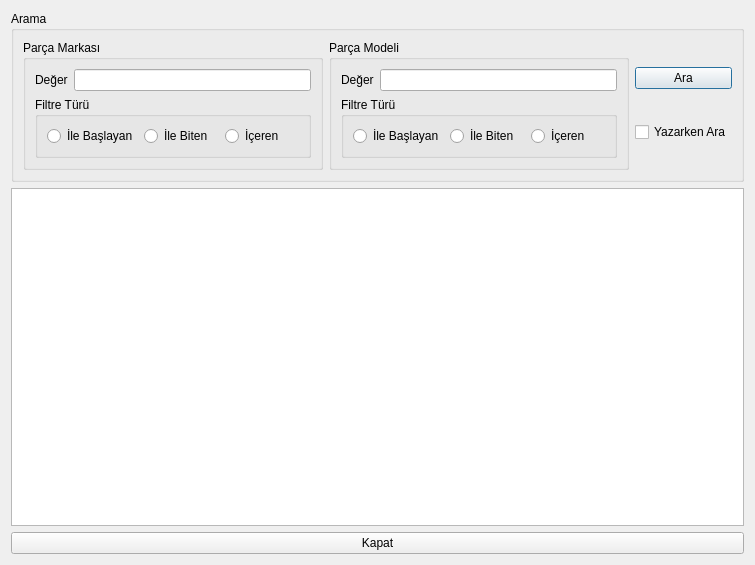
Before: the Qt Designer form Desktop/tekno_market2/TKN_Market/UI/ListeFormlari/tknharddiskliste.ui in asirkacar/okulprojesi, drawn with Qt 5.
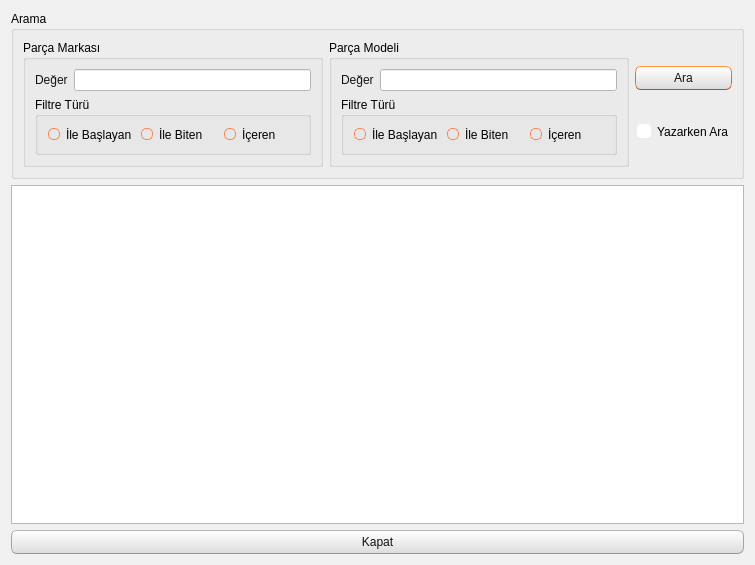
After: the same form once the commit is applied. Icons and pictures are not drawn.

What changed in the file:
```diff
--- a/Desktop/tekno_market2/TKN_Market/UI/ListeFormlari/tknharddiskliste.ui
+++ b/Desktop/tekno_market2/TKN_Market/UI/ListeFormlari/tknharddiskliste.ui
@@ -13,6 +13,503 @@
   <property name="windowTitle">
    <string>Dialog</string>
   </property>
+  <property name="styleSheet">
+   <string notr="true">/*
+Ubuntu Style Sheet for QT Applications
+Author: Jaime A. Quiroga P.
+Company: GTRONICK
+Last updated: 09/10/2019 (dd/mm/yyyy), 12:31.
+Available at: https://github.com/GTRONICK/QSS/blob/master/Ubuntu.qss
+*/
+QMainWindow {
+	background-color:#f0f0f0;
+}
+QCheckBox {
+	padding:2px;
+}
+QCheckBox:hover {
+	border:1px solid rgb(255,150,60);
+	border-radius:4px;
+	padding: 1px;
+	background-color:qlineargradient(spread:pad, x1:0.5, y1:1, x2:0.5, y2:0, stop:0 rgba(190, 90, 50, 50), stop:1 rgba(250, 130, 40, 50));
+}
+QCheckBox::indicator:checked {
+	border:1px solid rgb(246, 134, 86);
+	border-radius:4px;
+  	background-color:rgb(246, 134, 86)
+}
+QCheckBox::indicator:unchecked {
+	border-width:1px solid rgb(246, 134, 86);
+	border-radius:4px;
+  	background-color:rgb(255,255,255);
+}
+QColorDialog {
+	background-color:#f0f0f0;
+}
+QComboBox {
+	color:rgb(81,72,65);
+	background: #ffffff;
+}
+QComboBox:editable {
+	selection-color:rgb(81,72,65);
+	selection-background-color: #ffffff;
+}
+QComboBox QAbstractItemView {
+	selection-color: #ffffff;
+	selection-background-color: rgb(246, 134, 86);
+}
+QComboBox:!editable:on, QComboBox::drop-down:editable:on {
+	color:  #1e1d23;	
+}
+QDateTimeEdit, QDateEdit, QDoubleSpinBox, QFontComboBox {
+	color:rgb(81,72,65);
+	background-color: #ffffff;
+}
+
+QDialog {
+	background-color:#f0f0f0;
+}
+
+QLabel,QLineEdit {
+	color:rgb(17,17,17);
+}
+QLineEdit {
+	background-color:rgb(255,255,255);
+	selection-background-color:rgb(236,116,64);
+}
+QMenuBar {
+	color:rgb(223,219,210);
+	background-color:rgb(65,64,59);
+}
+QMenuBar::item {
+	padding-top:4px;
+	padding-left:4px;
+	padding-right:4px;
+	color:rgb(223,219,210);
+	background-color:rgb(65,64,59);
+}
+QMenuBar::item:selected {
+	color:rgb(255,255,255);
+	padding-top:2px;
+	padding-left:2px;
+	padding-right:2px;
+	border-top-width:2px;
+	border-left-width:2px;
+	border-right-width:2px;
+	border-top-right-radius:4px;
+	border-top-left-radius:4px;
+	border-style:solid;
+	background-color:rgb(65,64,59);
+	border-top-color: rgb(47,47,44);
+	border-right-color: qlineargradient(spread:pad, x1:0, y1:1, x2:1, y2:0, stop:0 rgba(90, 87, 78, 255), stop:1 rgba(47,47,44, 255));
+	border-left-color:  qlineargradient(spread:pad, x1:1, y1:0, x2:0, y2:0, stop:0 rgba(90, 87, 78, 255), stop:1 rgba(47,47,44, 255));
+}
+QMenu {
+	color:rgb(223,219,210);
+	background-color:rgb(65,64,59);
+}
+QMenu::item {
+	color:rgb(223,219,210);
+	padding:4px 10px 4px 20px;
+}
+QMenu::item:selected {
+	color:rgb(255,255,255);
+	background-color: qlineargradient(spread:pad, x1:0.5, y1:1, x2:0.5, y2:0, stop:0 rgba(225, 108, 54, 255), stop:1 rgba(246, 134, 86, 255));
+	border-style:solid;
+	border-width:3px;
+	padding:4px 7px 4px 17px;
+	border-bottom-color:qlineargradient(spread:pad, x1:0.5, y1:1, x2:0.5, y2:0, stop:0 rgba(175,85,48,255), stop:1 rgba(236,114,67, 255));
+	border-top-color:qlineargradient(spread:pad, x1:0.5, y1:1, x2:0.5, y2:0, stop:0 rgba(253,156,113,255), stop:1 rgba(205,90,46, 255));
+	border-right-color:qlineargradient(spread:pad, x1:0, y1:0.5, x2:1, y2:0.5, stop:0 rgba(253,156,113,255), stop:1 rgba(205,90,46, 255));
+	border-left-color:qlineargradient(spread:pad, x1:1, y1:0.5, x2:0, y2:0.5, stop:0 rgba(253,156,113,255), stop:1 rgba(205,90,46, 255));
+}
+QPlainTextEdit {
+	border-width: 1px solid transparent;
+	color:rgb(17,17,17);
+	selection-background-color:rgb(236,116,64);
+}
+QProgressBar {
+	text-align: center;
+	color: rgb(0, 0, 0);
+	border: 1px inset rgb(150,150,150); 
+	border-radius: 10px;
+	background-color:rgb(221,221,219);
+}
+QProgressBar::chunk:horizontal {
+	background-color: qlineargradient(spread:pad, x1:0.5, y1:1, x2:0.5, y2:0, stop:0 rgba(225, 108, 54, 255), stop:1 rgba(246, 134, 86, 255));
+	border:1px solid;
+	border-radius:8px;
+	border-bottom-color:qlineargradient(spread:pad, x1:0.5, y1:1, x2:0.5, y2:0, stop:0 rgba(175,85,48,255), stop:1 rgba(236,114,67, 255));
+	border-top-color:qlineargradient(spread:pad, x1:0.5, y1:1, x2:0.5, y2:0, stop:0 rgba(253,156,113,255), stop:1 rgba(205,90,46, 255));
+	border-right-color:qlineargradient(spread:pad, x1:0, y1:0.5, x2:1, y2:0.5, stop:0 rgba(253,156,113,255), stop:1 rgba(205,90,46, 255));
+	border-left-color:qlineargradient(spread:pad, x1:1, y1:0.5, x2:0, y2:0.5, stop:0 rgba(253,156,113,255), stop:1 rgba(205,90,46, 255));
+}
+QPushButton{
+	color:rgb(17,17,17);
+	border-width: 1px;
+	border-radius: 6px;
+	border-bottom-color: rgb(150,150,150);
+	border-right-color: rgb(165,165,165);
+	border-left-color: rgb(165,165,165);
+	border-top-color: rgb(180,180,180);
+	border-style: solid;
+	padding: 4px;
+	background-color: qlineargradient(spread:pad, x1:0.5, y1:1, x2:0.5, y2:0, stop:0 rgba(220, 220, 220, 255), stop:1 rgba(255, 255, 255, 255));
+}
+QPushButton:hover{
+	color:rgb(17,17,17);
+	border-width: 1px;
+	border-radius:6px;
+	border-top-color: rgb(255,150,60);
+	border-right-color: qlineargradient(spread:pad, x1:0, y1:1, x2:1, y2:0, stop:0 rgba(200, 70, 20, 255), stop:1 rgba(255,150,60, 255));
+	border-left-color:  qlineargradient(spread:pad, x1:1, y1:0, x2:0, y2:0, stop:0 rgba(200, 70, 20, 255), stop:1 rgba(255,150,60, 255));
+	border-bottom-color: rgb(200,70,20);
+	border-style: solid;
+	padding: 2px;
+	background-color: qlineargradient(spread:pad, x1:0.5, y1:1, x2:0.5, y2:0, stop:0 rgba(220, 220, 220, 255), stop:1 rgba(255, 255, 255, 255));
+}
+QPushButton:default{
+	color:rgb(17,17,17);
+	border-width: 1px;
+	border-radius:6px;
+	border-top-color: rgb(255,150,60);
+	border-right-color: qlineargradient(spread:pad, x1:0, y1:1, x2:1, y2:0, stop:0 rgba(200, 70, 20, 255), stop:1 rgba(255,150,60, 255));
+	border-left-color:  qlineargradient(spread:pad, x1:1, y1:0, x2:0, y2:0, stop:0 rgba(200, 70, 20, 255), stop:1 rgba(255,150,60, 255));
+	border-bottom-color: rgb(200,70,20);
+	border-style: solid;
+	padding: 2px;
+	background-color: qlineargradient(spread:pad, x1:0.5, y1:1, x2:0.5, y2:0, stop:0 rgba(220, 220, 220, 255), stop:1 rgba(255, 255, 255, 255));
+}
+QPushButton:pressed{
+	color:rgb(17,17,17);
+	border-width: 1px;
+	border-radius: 6px;
+	border-width: 1px;
+	border-top-color: rgba(255,150,60,200);
+	border-right-color: qlineargradient(spread:pad, x1:0, y1:1, x2:1, y2:0, stop:0 rgba(200, 70, 20, 255), stop:1 rgba(255,150,60, 200));
+	border-left-color:  qlineargradient(spread:pad, x1:1, y1:0, x2:0, y2:0, stop:0 rgba(200, 70, 20, 255), stop:1 rgba(255,150,60, 200));
+	border-bottom-color: rgba(200,70,20,200);
+	border-style: solid;
+	padding: 2px;
+	background-color: qlineargradient(spread:pad, x1:0.5, y1:0, x2:0.5, y2:1, stop:0 rgba(220, 220, 220, 255), stop:1 rgba(255, 255, 255, 255));
+}
+QPushButton:disabled{
+	color:rgb(174,167,159);
+	border-width: 1px;
+	border-radius: 6px;
+	background-color: qlineargradient(spread:pad, x1:0.5, y1:1, x2:0.5, y2:0, stop:0 rgba(200, 200, 200, 255), stop:1 rgba(230, 230, 230, 255));
+}
+QRadioButton {
+	padding: 1px;
+}
+QRadioButton::indicator:checked {
+	height: 10px;
+	width: 10px;
+	border-style:solid;
+	border-radius:5px;
+	border-width: 1px;
+	border-color: rgba(246, 134, 86, 255);
+	color: #a9b7c6;
+	background-color:rgba(246, 134, 86, 255);
+}
+QRadioButton::indicator:!checked {
+	height: 10px;
+	width: 10px;
+	border-style:solid;
+	border-radius:5px;
+	border-width: 1px;
+	border-color: rgb(246, 134, 86);
+	color: #a9b7c6;
+	background-color: transparent;
+}
+QScrollArea {
+	color: white;
+	background-color:#f0f0f0;
+}
+QSlider::groove {
+	border-style: solid;
+	border-width: 1px;
+	border-color: rgb(207,207,207);
+}
+QSlider::groove:horizontal {
+	height: 5px;
+	background: rgb(246, 134, 86);
+}
+QSlider::groove:vertical {
+	width: 5px;
+	background: rgb(246, 134, 86);
+}
+QSlider::handle:horizontal {
+	background: rgb(253,253,253);
+	border-style: solid;
+	border-width: 1px;
+	border-color: rgb(207,207,207);
+	width: 12px;
+	margin: -5px 0;
+	border-radius: 7px;
+}
+QSlider::handle:vertical {
+	background: rgb(253,253,253);
+	border-style: solid;
+	border-width: 1px;
+	border-color: rgb(207,207,207);
+	height: 12px;
+	margin: 0 -5px;
+	border-radius: 7px;
+}
+QSlider::add-page:horizontal, QSlider::add-page:vertical {
+ 	background: white;
+}
+QSlider::sub-page:horizontal, QSlider::sub-page:vertical {
+	background: rgb(246, 134, 86);
+}
+QStatusBar, QSpinBox {
+	color:rgb(81,72,65);
+}
+QSpinBox {
+	background-color: #ffffff;
+}
+QScrollBar:horizontal {
+	max-height: 20px;
+	border: 1px transparent;
+	margin: 0px 20px 0px 20px;
+}
+QScrollBar::handle:horizontal {
+	background: rgb(253,253,253);
+	border: 1px solid rgb(207,207,207);
+	border-radius: 7px;
+	min-width: 25px;
+}
+QScrollBar::handle:horizontal:hover {
+	background: rgb(253,253,253);
+	border: 1px solid rgb(255,150,60);
+	border-radius: 7px;
+	min-width: 25px;
+}
+QScrollBar::add-line:horizontal {
+  	border: 1px solid rgb(207,207,207);
+  	border-top-right-radius: 7px;
+  	border-top-left-radius: 7px;
+  	border-bottom-right-radius: 7px;
+  	background: rgb(255, 255, 255);
+  	width: 20px;
+  	subcontrol-position: right;
+  	subcontrol-origin: margin;
+}
+QScrollBar::add-line:horizontal:hover {
+  	border: 1px solid rgb(255,150,60);
+  	border-top-right-radius: 7px;
+  	border-top-left-radius: 7px;
+  	border-bottom-right-radius: 7px;
+  	background: rgb(255, 255, 255);
+  	width: 20px;
+  	subcontrol-position: right;
+  	subcontrol-origin: margin;
+}
+QScrollBar::add-line:horizontal:pressed {
+  	border: 1px solid grey;
+  	border-top-left-radius: 7px;
+  	border-top-right-radius: 7px;
+  	border-bottom-right-radius: 7px;
+  	background: rgb(231,231,231);
+  	width: 20px;
+  	subcontrol-position: right;
+  	subcontrol-origin: margin;
+}
+QScrollBar::sub-line:horizontal {
+  	border: 1px solid rgb(207,207,207);
+  	border-top-right-radius: 7px;
+  	border-top-left-radius: 7px;
+  	border-bottom-left-radius: 7px;
+  	background: rgb(255, 255, 255);
+  	width: 20px;
+  	subcontrol-position: left;
+  	subcontrol-origin: margin;
+}
+QScrollBar::sub-line:horizontal:hover {
+  	border: 1px solid rgb(255,150,60);
+  	border-top-right-radius: 7px;
+  	border-top-left-radius: 7px;
+  	border-bottom-left-radius: 7px;
+  	background: rgb(255, 255, 255);
+  	width: 20px;
+  	subcontrol-position: left;
+  	subcontrol-origin: margin;
+}
+QScrollBar::sub-line:horizontal:pressed {
+  	border: 1px solid grey;
+  	border-top-right-radius: 7px;
+  	border-top-left-radius: 7px;
+  	border-bottom-left-radius: 7px;
+  	background: rgb(231,231,231);
+  	width: 20px;
+  	subcontrol-position: left;
+  	subcontrol-origin: margin;
+}
+QScrollBar::left-arrow:horizontal {
+  	border: 1px transparent grey;
+  	border-top-left-radius: 3px;
+  	border-bottom-left-radius: 3px;
+  	width: 6px;
+  	height: 6px;
+  	background: rgb(230,230,230);
+}
+QScrollBar::right-arrow:horizontal {
+	border: 1px transparent grey;
+	border-top-right-radius: 3px;
+	border-bottom-right-radius: 3px;
+  	width: 6px;
+  	height: 6px;
+ 	background: rgb(230,230,230);
+}
+QScrollBar::add-page:horizontal, QScrollBar::sub-page:horizontal {
+ 	background: none;
+} 
+QScrollBar:vertical {
+	max-width: 20px;
+	border: 1px transparent grey;
+	margin: 20px 0px 20px 0px;
+}
+QScrollBar::add-line:vertical {
+	border: 1px solid;
+	border-color: rgb(207,207,207);
+	border-bottom-right-radius: 7px;
+	border-bottom-left-radius: 7px;
+	border-top-left-radius: 7px;
+	background: rgb(255, 255, 255);
+  	height: 20px;
+  	subcontrol-position: bottom;
+  	subcontrol-origin: margin;
+}
+QScrollBar::add-line:vertical:hover {
+  	border: 1px solid;
+  	border-color: rgb(255,150,60);
+  	border-bottom-right-radius: 7px;
+  	border-bottom-left-radius: 7px;
+  	border-top-left-radius: 7px;
+  	background: rgb(255, 255, 255);
+  	height: 20px;
+  	subcontrol-position: bottom;
+  	subcontrol-origin: margin;
+}
+QScrollBar::add-line:vertical:pressed {
+  	border: 1px solid grey;
+  	border-bottom-left-radius: 7px;
+  	border-bottom-right-radius: 7px;
+  	border-top-left-radius: 7px;
+  	background: rgb(231,231,231);
+  	height: 20px;
+  	subcontrol-position: bottom;
+  	subcontrol-origin: margin;
+}
+QScrollBar::sub-line:vertical {
+  	border: 1px solid rgb(207,207,207);
+  	border-top-right-radius: 7px;
+  	border-top-left-radius: 7px;
+  	border-bottom-left-radius: 7px;
+  	background: rgb(255, 255, 255);
+  	height: 20px;
+  	subcontrol-position: top;
+  	subcontrol-origin: margin;
+}
+QScrollBar::sub-line:vertical:hover {
+  	border: 1px solid rgb(255,150,60);
+  	border-top-right-radius: 7px;
+  	border-top-left-radius: 7px;
+  	border-bottom-left-radius: 7px;
+	background: rgb(255, 255, 255);
+  	height: 20px;
+  	subcontrol-position: top;
+  	subcontrol-origin: margin;
+}
+QScrollBar::sub-line:vertical:pressed {
+  	border: 1px solid grey;
+  	border-top-left-radius: 7px;
+  	border-top-right-radius: 7px;
+  	background: rgb(231,231,231);
+ 	height: 20px;
+  	subcontrol-position: top;
+  	subcontrol-origin: margin;
+}
+QScrollBar::handle:vertical {
+	background: rgb(253,253,253);
+	border: 1px solid rgb(207,207,207);
+	border-radius: 7px;
+	min-height: 25px;
+}
+QScrollBar::handle:vertical:hover {
+	background: rgb(253,253,253);
+	border: 1px solid rgb(255,150,60);
+	border-radius: 7px;
+	min-height: 25px;
+}
+QScrollBar::up-arrow:vertical {
+	border: 1px transparent grey;
+  	border-top-left-radius: 3px;
+	border-top-right-radius: 3px;
+  	width: 6px;
+  	height: 6px;
+  	background: rgb(230,230,230);
+}
+QScrollBar::down-arrow:vertical {
+  	border: 1px transparent grey;
+  	border-bottom-left-radius: 3px;
+  	border-bottom-right-radius: 3px;
+  	width: 6px;
+  	height: 6px;
+  	background: rgb(230,230,230);
+}
+QScrollBar::add-page:vertical, QScrollBar::sub-page:vertical {
+  	background: none;
+}
+QTabWidget {
+	color:rgb(0,0,0);
+	background-color:rgb(247,246,246);
+}
+QTabWidget::pane {
+	border-color: rgb(180,180,180);
+	background-color:rgb(247,246,246);
+	border-style: solid;
+	border-width: 1px;
+  	border-radius: 6px;
+}
+QTabBar::tab {
+	padding-left:4px;
+	padding-right:4px;
+	padding-bottom:2px;
+	padding-top:2px;
+	color:rgb(81,72,65);
+  	background-color: qlineargradient(spread:pad, x1:0.5, y1:1, x2:0.5, y2:0, stop:0 rgba(221,218,217,255), stop:1 rgba(240,239,238,255));
+	border-style: solid;
+	border-width: 1px;
+  	border-top-right-radius:4px;
+	border-top-left-radius:4px;
+	border-top-color: rgb(180,180,180);
+	border-left-color: rgb(180,180,180);
+	border-right-color: rgb(180,180,180);
+	border-bottom-color: transparent;
+}
+QTabBar::tab:selected, QTabBar::tab:last:selected, QTabBar::tab:hover {
+  	background-color:rgb(247,246,246);
+  	margin-left: 0px;
+  	margin-right: 1px;
+}
+QTabBar::tab:!selected {
+	margin-top: 1px;
+	margin-right: 1px;
+}
+QTextEdit {
+	border-width: 1px;
+	border-style: solid;
+	border-color:transparent;
+	color:rgb(17,17,17);
+	selection-background-color:rgb(236,116,64);
+}
+QTimeEdit, QToolBox, QToolBox::tab, QToolBox::tab:selected {
+	color:rgb(81,72,65);
+	background-color: #ffffff;
+}</string>
+  </property>
   <layout class="QVBoxLayout" name="verticalLayout_4">
    <item>
     <widget class="QGroupBox" name="groupBox">
```
Left out of the diff: 12 changed lines with no effect on the pictures.
